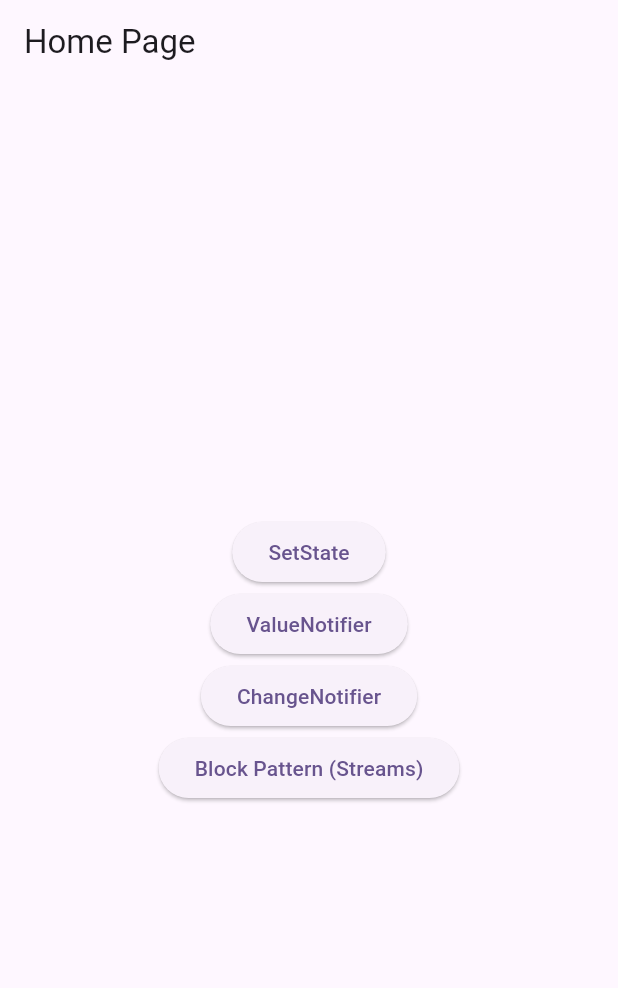
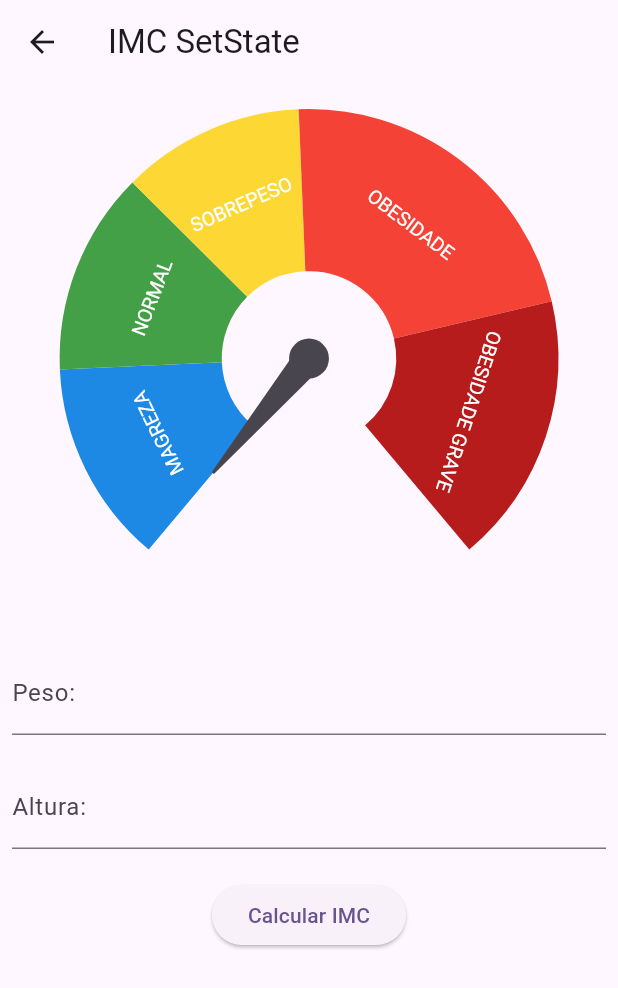
Before and after one commit to CaioReis29/set-state-flutter, a Flutter app: the screen it shows after launch, after a tap on "ValueNotifier", on a phone screen of 412 x 824 dp. Shown: the top 988 px of the screen. Run offline on Flutter 3.47's test engine with Material 2 defaults, Android fonts, the phone set to English and light mode, and no system bars; drawn by our look-alikes of syncfusion_flutter_gauges; our stand-ins replace currency_text_input_formatter.

Commit message:
value-notifier

```diff
--- a/lib/home_page.dart
+++ b/lib/home_page.dart
@@ -1,5 +1,6 @@
 import 'package:flutter/material.dart';
 import 'package:set_state/setState/imc_setstate_page.dart';
+import 'package:set_state/value_notifier/value_notifier.dart';
 
 class HomePage extends StatelessWidget {
   const HomePage({Key? key}) : super(key: key);
@@ -27,7 +28,7 @@ class HomePage extends StatelessWidget {
               child: Text('SetState')
               ),
             ElevatedButton(
-              onPressed: () {},
+              onPressed: () => _goToPage(context, ValueNotifierPage()),
               child: Text('ValueNotifier')
               ),
             ElevatedButton(
--- /dev/null
+++ b/lib/value_notifier/value_notifier.dart
@@ -0,0 +1,131 @@
+import 'dart:math';
+
+import 'package:intl/intl.dart';
+import 'package:flutter/material.dart';
+import 'package:currency_text_input_formatter/currency_text_input_formatter.dart';
+import 'package:set_state/widgets/imc_gauge.dart';
+
+class ValueNotifierPage extends StatefulWidget {
+  const ValueNotifierPage({Key? key}) : super(key: key);
+
+  @override
+  State<ValueNotifierPage> createState() => _ValueNotifierPageState();
+}
+
+final pesoEC = TextEditingController();
+final alturaEC = TextEditingController();
+final formKey = GlobalKey<FormState>();
+
+var imc = ValueNotifier(0.0);
+
+Future<void> _calcularIMC(
+    {required double peso, required double altura}) async {
+
+    imc.value = 0;
+
+    await Future.delayed(Duration(seconds: 2));
+
+
+    imc.value = peso/pow(altura, 2);
+}
+
+class _ValueNotifierPageState extends State<ValueNotifierPage> {
+  final pesoEC = TextEditingController();
+  final alturaEC = TextEditingController();
+
+  @override
+  void dispose() {
+    pesoEC.dispose();
+    alturaEC.dispose();
+
+    super.dispose();
+  }
+
+  @override
+  Widget build(BuildContext context) {
+    return Scaffold(
+      appBar: AppBar(
+        title: const Text('IMC SetState'),
+      ),
+      body: SingleChildScrollView(
+        child: Form(
+          key: formKey,
+          child: Padding(
+            padding: const EdgeInsets.all(8.0),
+            child: Column(
+              children: [
+                ValueListenableBuilder<double>(
+                    valueListenable: imc,
+                    builder: (_, imcValue, __) {
+                      return ImcGauge(imc: imcValue);
+                    }),
+                SizedBox(
+                  height: 20,
+                ),
+                TextFormField(
+                    controller: pesoEC,
+                    keyboardType: TextInputType.number,
+                    decoration: InputDecoration(labelText: 'Peso: '),
+                    inputFormatters: [
+                      CurrencyTextInputFormatter(
+                        locale: 'pt_BR',
+                        symbol: '',
+                        decimalDigits: 2,
+                        turnOffGrouping: true,
+                      ),
+                    ],
+                    validator: (String? value) {
+                      if (value == null || value.isEmpty) {
+                        return 'Esse campo é obrigatório';
+                      }
+                    }),
+                SizedBox(
+                  height: 20,
+                ),
+                TextFormField(
+                  controller: alturaEC,
+                  keyboardType: TextInputType.number,
+                  decoration: InputDecoration(labelText: 'Altura: '),
+                  inputFormatters: [
+                    CurrencyTextInputFormatter(
+                      locale: 'pt_BR',
+                      symbol: '',
+                      decimalDigits: 2,
+                      turnOffGrouping: true,
+                    ),
+                  ],
+                  validator: (String? value) {
+                    if (value == null || value.isEmpty) {
+                      return 'Esse campo é obrigatório';
+                    }
+                  },
+                ),
+                SizedBox(
+                  height: 20,
+                ),
+                ElevatedButton(
+                  onPressed: () {
+                    var formValid = formKey.currentState?.validate() ?? false;
+
+                    if (formValid) {
+                      var formatter = NumberFormat.simpleCurrency(
+                        locale: 'pt_BR',
+                        decimalDigits: 2,
+                      );
+
+                      double peso = formatter.parse(pesoEC.text) as double;
+                      double altura = formatter.parse(alturaEC.text) as double;
+
+                      _calcularIMC(peso: peso, altura: altura);
+                    }
+                  },
+                  child: Text('Calcular IMC'),
+                )
+              ],
+            ),
+          ),
+        ),
+      ),
+    );
+  }
+}
--- a/lib/widgets/template.dart
+++ b/lib/widgets/template.dart
@@ -1,8 +1,8 @@
+import 'package:intl/intl.dart';
+import 'dart:math';
 import 'package:flutter/material.dart';
 import 'package:currency_text_input_formatter/currency_text_input_formatter.dart';
 import 'package:set_state/widgets/imc_gauge.dart';
-import 'package:set_state/widgets/imc_gauge_range.dart';
-import 'package:syncfusion_flutter_gauges/gauges.dart';
 
 class ImcSetstatePage extends StatefulWidget {
   const ImcSetstatePage({Key? key}) : super(key: key);
@@ -10,6 +10,32 @@ class ImcSetstatePage extends StatefulWidget {
   @override
   State<ImcSetstatePage> createState() => _ImcSetstatePageState();
 }
+  final pesoEC = TextEditingController();
+  final alturaEC = TextEditingController();
+  final formKey = GlobalKey<FormState>();
+
+  var imc = 0.0;
+
+
+
+    Future<void> _calcularIMC({required double peso, required double altura}) async {
+
+    setState(() {
+      imc = 0;
+    });
+
+    await Future.delayed(Duration(seconds: 2));
+
+    setState(() {
+      imc = peso/pow(altura, 2);
+    });
+
+
+    }
+
+    void setState(Null Function() param0) {
+    }
+
 
 class _ImcSetstatePageState extends State<ImcSetstatePage> {
 
@@ -32,11 +58,13 @@ class _ImcSetstatePageState extends State<ImcSetstatePage> {
         title: const Text('IMC SetState'),
       ),
       body: SingleChildScrollView(
+        child: Form(
+          key: formKey,
           child: Padding(
             padding: const EdgeInsets.all(8.0),
             child: Column(
               children: [
-              ImcGauge(imc: 0),
+                ImcGauge(imc: imc),
                 SizedBox(
                   height: 20,
                 ),
@@ -52,6 +80,11 @@ class _ImcSetstatePageState extends State<ImcSetstatePage> {
                       turnOffGrouping: true,
                     ),
                   ],
+                  validator: (String? value) {
+                    if (value == null || value.isEmpty) {
+                      return 'Esse campo é obrigatório';
+                    }
+                  }
                 ),
                 SizedBox(
                   height: 20,
@@ -68,16 +101,40 @@ class _ImcSetstatePageState extends State<ImcSetstatePage> {
                       turnOffGrouping: true,
                     ),
                   ],
+                  validator: (String? value) {
+                    if (value == null || value.isEmpty) {
+                      return 'Esse campo é obrigatório';
+                    }
+                  },
                 ),
                 SizedBox(height: 20,),
                 ElevatedButton(
-                onPressed: (){},
+                  onPressed: (){
+
+                    var formValid = formKey.currentState?.validate() ?? false;
+
+                    if (formValid) {
+
+                    var formatter = NumberFormat.simpleCurrency(
+                      locale: 'pt_BR',
+                      decimalDigits: 2,
+                    );
+
+                    double peso = formatter.parse(pesoEC.text) as double;
+                    double altura = formatter.parse(alturaEC.text) as double;
+
+                    _calcularIMC(peso: peso, altura: altura);
+
+                    }
+
+                  },
                   child: Text('Calcular IMC'),
                   )
               ],
             ),
           ),
         ),
+      ),
     );
   }
 }
```
Lines whose indentation alone changed are shown as unchanged.
